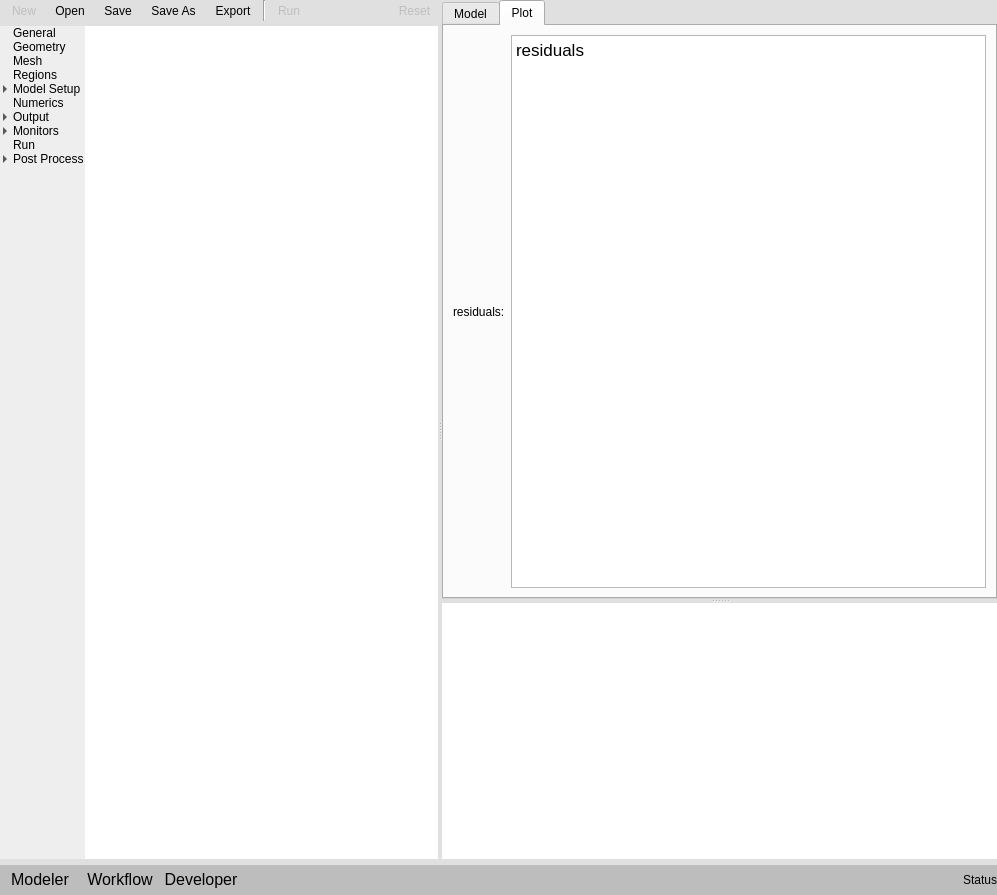
Before: the Qt Designer form gui/uifiles/gui.ui in truongd8593/mfix, drawn with Qt 5.
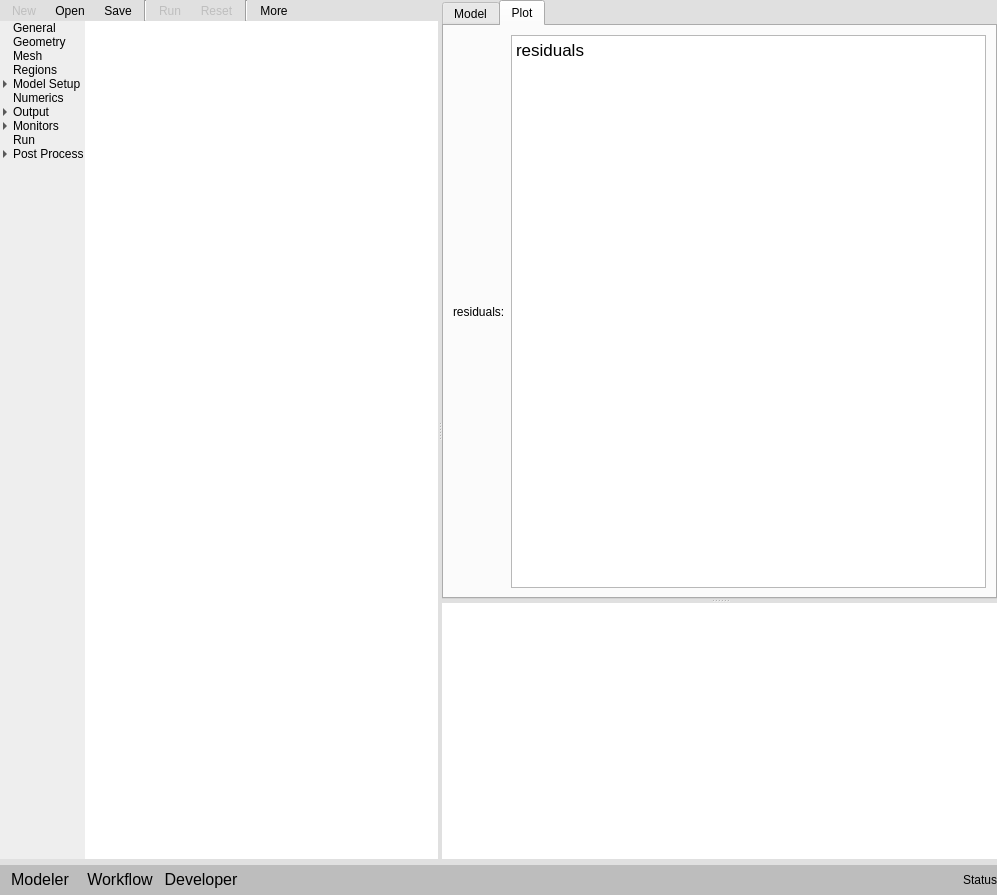
After: the same form once the commit is applied. The open tabs and pages were chosen to show the change. Custom widgets are drawn as their Qt base class.

Commit message: rearranged menu bar, added icons, moved extents to geometry pane

Diff of the .ui file:
```diff
--- a/gui/uifiles/gui.ui
+++ b/gui/uifiles/gui.ui
@@ -253,7 +253,7 @@
                <number>0</number>
               </property>
               <property name="bottomMargin">
-               <number>5</number>
+               <number>0</number>
               </property>
               <property name="horizontalSpacing">
                <number>5</number>
@@ -261,20 +261,7 @@
               <property name="verticalSpacing">
                <number>0</number>
               </property>
-              <item row="0" column="7">
-               <spacer name="horizontalSpacer">
-                <property name="orientation">
-                 <enum>Qt::Horizontal</enum>
-                </property>
-                <property name="sizeHint" stdset="0">
-                 <size>
-                  <width>122</width>
-                  <height>20</height>
-                 </size>
-                </property>
-               </spacer>
-              </item>
-              <item row="0" column="8">
+              <item row="0" column="6">
                <widget class="QToolButton" name="toolbutton_reset_mfix">
                 <property name="enabled">
                  <bool>false</bool>
@@ -289,7 +276,7 @@
                  </size>
                 </property>
                 <property name="toolButtonStyle">
-                 <enum>Qt::ToolButtonTextUnderIcon</enum>
+                 <enum>Qt::ToolButtonIconOnly</enum>
                 </property>
                 <property name="autoRaise">
                  <bool>true</bool>
@@ -343,13 +330,38 @@
                 </property>
                </widget>
               </item>
-              <item row="0" column="5" rowspan="3">
+              <item row="0" column="3" rowspan="3">
                <widget class="Line" name="line_3">
                 <property name="orientation">
                  <enum>Qt::Vertical</enum>
                 </property>
                </widget>
               </item>
+              <item row="0" column="4">
+               <widget class="QToolButton" name="toolbutton_run_stop_mfix">
+                <property name="enabled">
+                 <bool>false</bool>
+                </property>
+                <property name="toolTip">
+                 <string>Run</string>
+                </property>
+                <property name="text">
+                 <string>Run</string>
+                </property>
+                <property name="iconSize">
+                 <size>
+                  <width>24</width>
+                  <height>24</height>
+                 </size>
+                </property>
+                <property name="toolButtonStyle">
+                 <enum>Qt::ToolButtonIconOnly</enum>
+                </property>
+                <property name="autoRaise">
+                 <bool>true</bool>
+                </property>
+               </widget>
+              </item>
               <item row="0" column="2">
                <widget class="QToolButton" name="toolbutton_save">
                 <property name="focusPolicy">
@@ -375,63 +387,48 @@
                 </property>
                </widget>
               </item>
-              <item row="0" column="6">
-               <widget class="QToolButton" name="toolbutton_run_stop_mfix">
-                <property name="enabled">
-                 <bool>false</bool>
+              <item row="0" column="8">
+               <widget class="QToolButton" name="toolbutton_more">
+                <property name="toolTip">
+                 <string>More</string>
                 </property>
                 <property name="text">
-                 <string>Run</string>
+                 <string>More</string>
                 </property>
                 <property name="iconSize">
                  <size>
-                  <width>24</width>
+                  <width>16</width>
                   <height>24</height>
                  </size>
                 </property>
-                <property name="toolButtonStyle">
-                 <enum>Qt::ToolButtonTextUnderIcon</enum>
+                <property name="popupMode">
+                 <enum>QToolButton::InstantPopup</enum>
                 </property>
-                <property name="autoRaise">
-                 <bool>true</bool>
-                </property>
-               </widget>
-              </item>
-              <item row="0" column="3">
-               <widget class="QToolButton" name="toolbutton_save_as">
-                <property name="focusPolicy">
-                 <enum>Qt::ClickFocus</enum>
-                </property>
-                <property name="toolTip">
-                 <string>Save Project As ...</string>
-                </property>
-                <property name="statusTip">
-                 <string/>
-                </property>
-                <property name="text">
-                 <string>Save As</string>
-                </property>
                 <property name="toolButtonStyle">
-                 <enum>Qt::ToolButtonTextUnderIcon</enum>
+                 <enum>Qt::ToolButtonIconOnly</enum>
                 </property>
                 <property name="autoRaise">
                  <bool>true</bool>
                 </property>
                </widget>
               </item>
-              <item row="0" column="4">
-               <widget class="QToolButton" name="toolbutton_export">
-                <property name="focusPolicy">
-                 <enum>Qt::ClickFocus</enum>
+              <item row="0" column="10">
+               <spacer name="horizontalSpacer">
+                <property name="orientation">
+                 <enum>Qt::Horizontal</enum>
                 </property>
-                <property name="text">
-                 <string>Export</string>
+                <property name="sizeHint" stdset="0">
+                 <size>
+                  <width>122</width>
+                  <height>20</height>
+                 </size>
                 </property>
-                <property name="toolButtonStyle">
-                 <enum>Qt::ToolButtonTextUnderIcon</enum>
-                </property>
-                <property name="autoRaise">
-                 <bool>true</bool>
+               </spacer>
+              </item>
+              <item row="0" column="7">
+               <widget class="Line" name="line">
+                <property name="orientation">
+                 <enum>Qt::Vertical</enum>
                 </property>
                </widget>
               </item>
@@ -1206,7 +1203,9 @@
                    </item>
                   </layout>
                  </widget>
-                 <widget class="QWidget" name="initial_conditions"/>
+                 <widget class="QWidget" name="initial_conditions">
+                  <zorder>frame_menu_bar</zorder>
+                 </widget>
                  <widget class="QWidget" name="boundary_conditions"/>
                  <widget class="QWidget" name="point_sources"/>
                  <widget class="QWidget" name="internal_surfaces"/>
@@ -1469,16 +1468,16 @@
   </widget>
  </widget>
  <customwidgets>
-  <customwidget>
-   <class>DoubleSpinBox</class>
-   <extends>QDoubleSpinBox</extends>
-   <header>widgets/base</header>
-  </customwidget>
   <customwidget>
    <class>CheckBox</class>
    <extends>QCheckBox</extends>
    <header>widgets/base</header>
   </customwidget>
+  <customwidget>
+   <class>DoubleSpinBox</class>
+   <extends>QDoubleSpinBox</extends>
+   <header>widgets/base</header>
+  </customwidget>
  </customwidgets>
  <resources/>
  <connections/>
```
Left out of the diff: 11 changed lines with no effect on the pictures. The commit also changes 8 other files.
